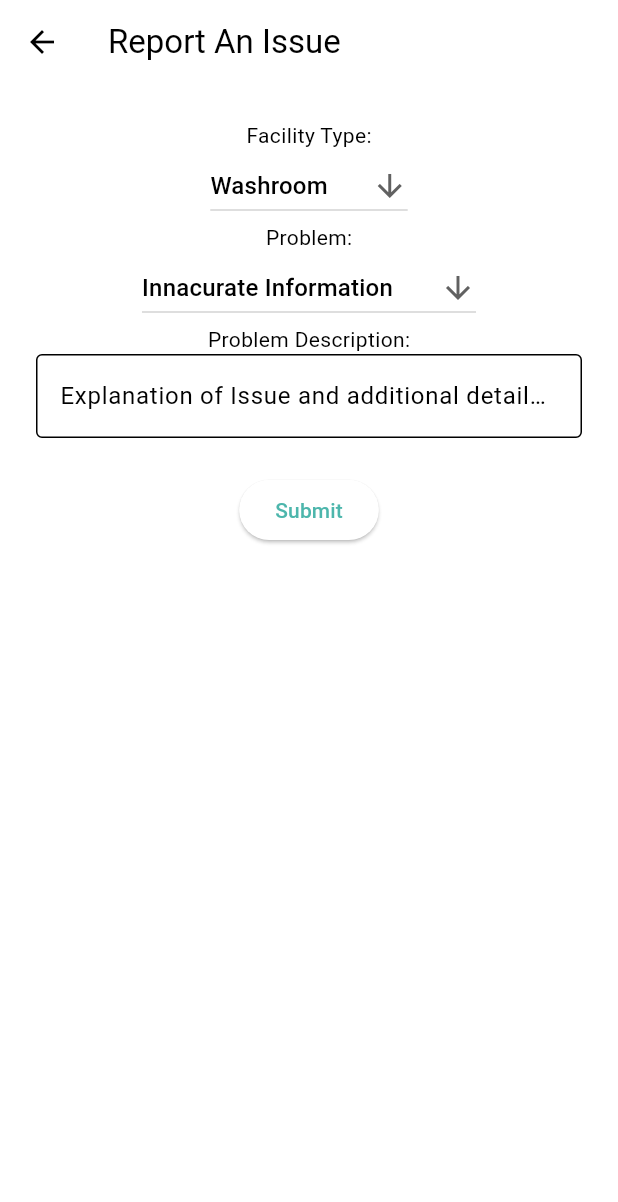
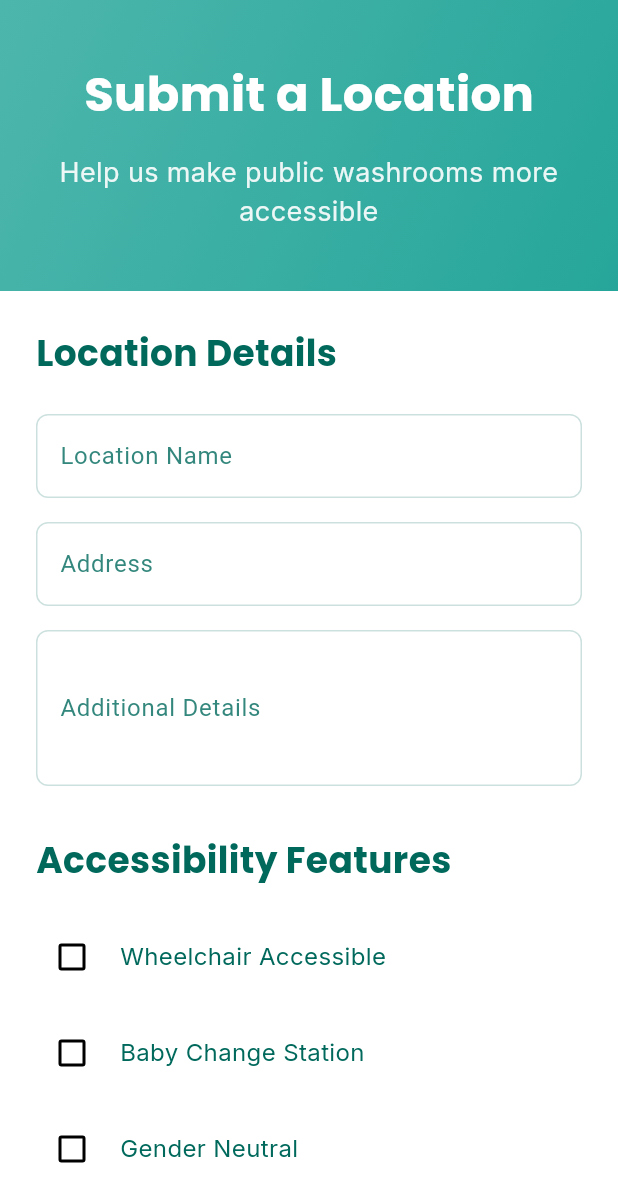
Before and after one commit to Zhangjason308/h2g0, a Flutter app: the FormWidget widget shown alone on an empty page, opened directly, on a phone screen of 412 x 824 dp. Shown: the top 1202 px of the screen. Run offline on Flutter 3.47's test engine with Material 3 defaults, Android fonts, the phone set to English and light mode, and no system bars; our stand-ins replace dio, flutter_dotenv, flutter_map, geolocator, google_fonts, latlong2 and 2 more; missing offline and left inert: flutter_map_animations, flutter_map_cancellable_tile_provider, flutter_map_location_marker; accounts and stored records are empty; network calls fail.

Commit message:
Add submission form

```diff
--- a/flutter/lib/main.dart
+++ b/flutter/lib/main.dart
@@ -10,6 +10,7 @@ import 'widgets/app_bar.dart';
 import 'widgets/tutorial_widget.dart';
 import 'widgets/about_us_widget.dart';
 import 'widgets/contact_widget.dart';
+import 'widgets/form_widget.dart';
 import 'theme/app_theme.dart';
 
 const String apiKey = String.fromEnvironment('PLACES_API_KEY');
@@ -103,7 +104,7 @@ class _MyHomePageState extends State<MyHomePage> {
           graphapikey: graphapikey,
           washroomLocations: washroomLocations,
           waterFountainLocations: waterFountainLocations,
-          artsCultureLocations:  artsCultureLocations// Add empty list for now since we're not using water fountains yet
+          artsCultureLocations: artsCultureLocations,
         );
       case 'Tutorial':
         return TutorialWidget(
@@ -115,7 +116,7 @@ class _MyHomePageState extends State<MyHomePage> {
           },
         );
       case 'Submission Form':
-        return Center(child: Text("Submission Form Page"));
+        return const FormWidget();
       case 'About Us':
         return const AboutUsWidget();
       case 'Contact':
--- a/flutter/lib/widgets/form_widget.dart
+++ b/flutter/lib/widgets/form_widget.dart
@@ -1,154 +1,266 @@
 import 'package:flutter/material.dart';
-import 'package:http/http.dart' as http;
-import 'dart:convert';
-
-const List<String> listType = <String>['Washroom', 'Water fountain'];
-const List<String> listProblem = <String>[
-  'Innacurate Information',
-  'H2G0 Application is broken',
-  'Facility has been damaged',
-  'Other'
-];
+import 'package:google_fonts/google_fonts.dart';
+import '../theme/app_theme.dart';
 
 class FormWidget extends StatefulWidget {
   const FormWidget({super.key});
 
   @override
-  State<FormWidget> createState() => _FormState();
+  State<FormWidget> createState() => _FormWidgetState();
 }
 
-class _FormState extends State<FormWidget> {
+class _FormWidgetState extends State<FormWidget> {
   final _formKey = GlobalKey<FormState>();
-  late FocusNode formFocusNode;
-  final formController = TextEditingController();
-  String facilityTypeValue = listType.first;
-  String facilityProblemValue = listProblem.first;
-
-  @override
-  void initState() {
-    super.initState();
-    formFocusNode = FocusNode();
-  }
+  final _nameController = TextEditingController();
+  final _addressController = TextEditingController();
+  final _descriptionController = TextEditingController();
+  bool _isAccessible = false;
+  bool _hasBabyChange = false;
+  bool _isGenderNeutral = false;
 
   @override
   void dispose() {
-    formFocusNode.dispose();
-    formController.dispose();
+    _nameController.dispose();
+    _addressController.dispose();
+    _descriptionController.dispose();
     super.dispose();
-  }
-
-  Future<void> submitForm(
-      String date, String address, String description) async {
-    final url = Uri.parse('BACKEND URL GOES HERE /api/userSubmission');
-    try {
-      final response = await http.post(
-        url,
-        headers: {'Content-Type': 'application/json'},
-        body: json.encode({
-          'facilityType': facilityTypeValue,
-          'problem': facilityProblemValue,
-          'description': description,
-          'date': date,
-          'address': address,
-        }),
-      );
-      if (mounted) {
-        if (response.statusCode == 200) {
-          ScaffoldMessenger.of(context).showSnackBar(
-            const SnackBar(content: Text('Thank you for the feedback!')),
-          );
-        } else {
-          ScaffoldMessenger.of(context).showSnackBar(
-            const SnackBar(
-                content: Text(
-                    'Failed to submit. Please try again or reach out through the contact page.')),
-          );
-        }
-      }
-    } catch (e) {
-      if (mounted) {
-        ScaffoldMessenger.of(context).showSnackBar(
-          const SnackBar(content: Text('Error: Please try again later.')),
-        );
-      }
-    }
   }
 
   @override
   Widget build(BuildContext context) {
-    return Scaffold(
-      appBar: AppBar(title: const Text('Report An Issue')),
-      body: Padding(
+    return SingleChildScrollView(
+      child: Column(
+        crossAxisAlignment: CrossAxisAlignment.stretch,
+        children: [
+          Container(
+            decoration: BoxDecoration(
+              gradient: LinearGradient(
+                begin: Alignment.topLeft,
+                end: Alignment.bottomRight,
+                colors: [
+                  AppTheme.primaryLight,
+                  AppTheme.primaryDark,
+                ],
+              ),
+            ),
+            padding: const EdgeInsets.symmetric(vertical: 40, horizontal: 20),
+            child: Column(
+              children: [
+                Text(
+                  'Submit a Location',
+                  style: GoogleFonts.poppins(
+                    fontSize: 32,
+                    fontWeight: FontWeight.bold,
+                    color: Colors.white,
+                  ),
+                ),
+                const SizedBox(height: 16),
+                Text(
+                  'Help us make public washrooms more accessible',
+                  style: GoogleFonts.inter(
+                    fontSize: 18,
+                    color: Colors.white.withAlpha(230),
+                  ),
+                  textAlign: TextAlign.center,
+                ),
+              ],
+            ),
+          ),
+          Padding(
             padding: const EdgeInsets.all(24),
             child: Form(
               key: _formKey,
               child: Column(
+                crossAxisAlignment: CrossAxisAlignment.start,
                 children: [
-                Text('Facility Type:'),
-                DropdownButton<String>(
-                  autofocus: true,
-                  value: facilityTypeValue,
-                  icon: const Icon(Icons.arrow_downward),
-                  onChanged: (String? value) {
-                    setState(() {
-                      facilityTypeValue = value!;
-                    });
-                  },
-                  items: listType.map<DropdownMenuItem<String>>((String value) {
-                    return DropdownMenuItem<String>(
-                      value: value,
-                      child: Text(value),
-                    );
-                  }).toList(),
+                  Text(
+                    'Location Details',
+                    style: GoogleFonts.poppins(
+                      fontSize: 24,
+                      fontWeight: FontWeight.bold,
+                      color: AppTheme.tabText,
                     ),
-                Text('Problem:'),
-                DropdownButton<String>(
-                  autofocus: false,
-                  value: facilityProblemValue,
-                  icon: const Icon(Icons.arrow_downward),
-                  onChanged: (String? value) {
-                    setState(() {
-                      facilityProblemValue = value!;
-                    });
-                  },
-                  items:
-                      listProblem.map<DropdownMenuItem<String>>((String value) {
-                    return DropdownMenuItem<String>(
-                      value: value,
-                      child: Text(value),
-                    );
-                  }).toList(),
                   ),
-                Text('Problem Description:'),
-                TextFormField(
-                  autofocus: false,
-                  controller: formController,
+                  const SizedBox(height: 24),
+                  _buildTextField(
+                    controller: _nameController,
+                    label: 'Location Name',
                     validator: (value) {
                       if (value == null || value.isEmpty) {
-                      return 'Please enter a description of the issue';
+                        return 'Please enter the location name';
                       }
                       return null;
                     },
-                  decoration: InputDecoration(
-                    border: OutlineInputBorder(),
-                    hintText: 'Explanation of Issue and additional details...',
+                  ),
+                  const SizedBox(height: 16),
+                  _buildTextField(
+                    controller: _addressController,
+                    label: 'Address',
+                    validator: (value) {
+                      if (value == null || value.isEmpty) {
+                        return 'Please enter the address';
+                      }
+                      return null;
+                    },
+                  ),
+                  const SizedBox(height: 16),
+                  _buildTextField(
+                    controller: _descriptionController,
+                    label: 'Additional Details',
+                    maxLines: 3,
+                    validator: (value) {
+                      if (value == null || value.isEmpty) {
+                        return 'Please provide additional details';
+                      }
+                      return null;
+                    },
+                  ),
+                  const SizedBox(height: 32),
+                  Text(
+                    'Accessibility Features',
+                    style: GoogleFonts.poppins(
+                      fontSize: 24,
+                      fontWeight: FontWeight.bold,
+                      color: AppTheme.tabText,
                     ),
                   ),
-                Padding(
-                  padding: const EdgeInsets.symmetric(vertical: 24),
+                  const SizedBox(height: 24),
+                  _buildCheckbox(
+                    title: 'Wheelchair Accessible',
+                    value: _isAccessible,
+                    onChanged: (value) {
+                      setState(() {
+                        _isAccessible = value ?? false;
+                      });
+                    },
+                  ),
+                  _buildCheckbox(
+                    title: 'Baby Change Station',
+                    value: _hasBabyChange,
+                    onChanged: (value) {
+                      setState(() {
+                        _hasBabyChange = value ?? false;
+                      });
+                    },
+                  ),
+                  _buildCheckbox(
+                    title: 'Gender Neutral',
+                    value: _isGenderNeutral,
+                    onChanged: (value) {
+                      setState(() {
+                        _isGenderNeutral = value ?? false;
+                      });
+                    },
+                  ),
+                  const SizedBox(height: 32),
+                  SizedBox(
+                    width: double.infinity,
                     child: ElevatedButton(
                       onPressed: () {
                         if (_formKey.currentState!.validate()) {
-                        submitForm(DateTime.now().toIso8601String(),
-                            'need address var here', formController.text);
+                          // TODO: Implement form submission
+                          ScaffoldMessenger.of(context).showSnackBar(
+                            const SnackBar(content: Text('Location submitted successfully!')),
+                          );
+                          _nameController.clear();
+                          _addressController.clear();
+                          _descriptionController.clear();
+                          setState(() {
+                            _isAccessible = false;
+                            _hasBabyChange = false;
+                            _isGenderNeutral = false;
+                          });
                         }
                       },
-                    child: const Text('Submit'),
+                      style: ElevatedButton.styleFrom(
+                        backgroundColor: AppTheme.primaryDark,
+                        foregroundColor: Colors.white,
+                        padding: const EdgeInsets.symmetric(vertical: 16),
+                        shape: RoundedRectangleBorder(
+                          borderRadius: BorderRadius.circular(8),
+                        ),
+                      ),
+                      child: Text(
+                        'Submit Location',
+                        style: GoogleFonts.poppins(
+                          fontSize: 16,
+                          fontWeight: FontWeight.w600,
+                        ),
+                      ),
                     ),
                   ),
                 ],
               ),
-          )),
+            ),
+          ),
+        ],
+      ),
+    );
+  }
+
+  Widget _buildTextField({
+    required TextEditingController controller,
+    required String label,
+    int maxLines = 1,
+    String? Function(String?)? validator,
+  }) {
+    return TextFormField(
+      controller: controller,
+      maxLines: maxLines,
+      decoration: InputDecoration(
+        labelText: label,
+        labelStyle: TextStyle(color: AppTheme.tabText.withAlpha(204)),
+        border: OutlineInputBorder(
+          borderRadius: BorderRadius.circular(8),
+          borderSide: BorderSide(color: AppTheme.tabText.withAlpha(51)),
+        ),
+        enabledBorder: OutlineInputBorder(
+          borderRadius: BorderRadius.circular(8),
+          borderSide: BorderSide(color: AppTheme.tabText.withAlpha(51)),
+        ),
+        focusedBorder: OutlineInputBorder(
+          borderRadius: BorderRadius.circular(8),
+          borderSide: BorderSide(color: AppTheme.primaryDark),
+        ),
+        errorBorder: OutlineInputBorder(
+          borderRadius: BorderRadius.circular(8),
+          borderSide: const BorderSide(color: Colors.red),
+        ),
+        focusedErrorBorder: OutlineInputBorder(
+          borderRadius: BorderRadius.circular(8),
+          borderSide: const BorderSide(color: Colors.red),
+        ),
+        filled: true,
+        fillColor: Colors.white,
+      ),
+      validator: validator,
+    );
+  }
+
+  Widget _buildCheckbox({
+    required String title,
+    required bool value,
+    required ValueChanged<bool?> onChanged,
+  }) {
+    return Padding(
+      padding: const EdgeInsets.only(bottom: 16),
+      child: Row(
+        children: [
+          Checkbox(
+            value: value,
+            onChanged: onChanged,
+            activeColor: AppTheme.primaryDark,
+          ),
+          const SizedBox(width: 8),
+          Text(
+            title,
+            style: GoogleFonts.inter(
+              fontSize: 16,
+              color: AppTheme.tabText,
+            ),
+          ),
+        ],
+      ),
     );
   }
 }
```
Lines whose indentation alone changed are shown as unchanged.
